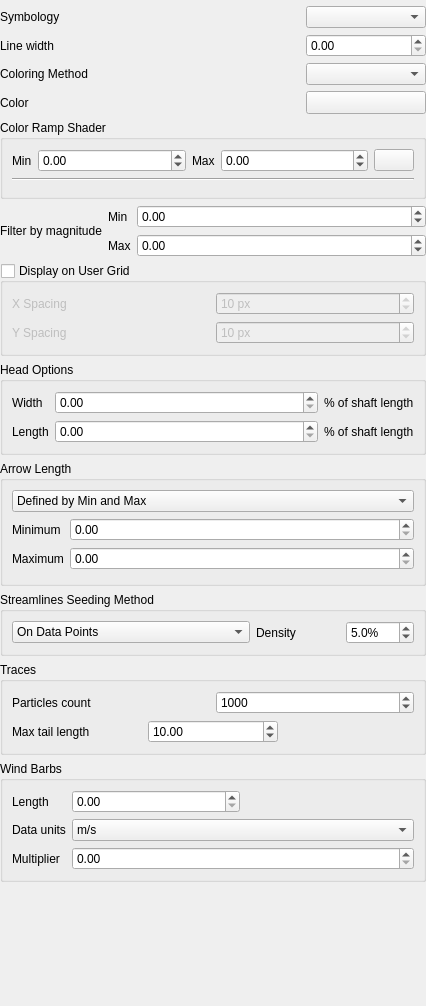
Before: the Qt Designer form src/ui/vectorfield/qgsvectorfieldsettingswidgetbase.ui in qgis/QGIS, drawn with Qt 5.
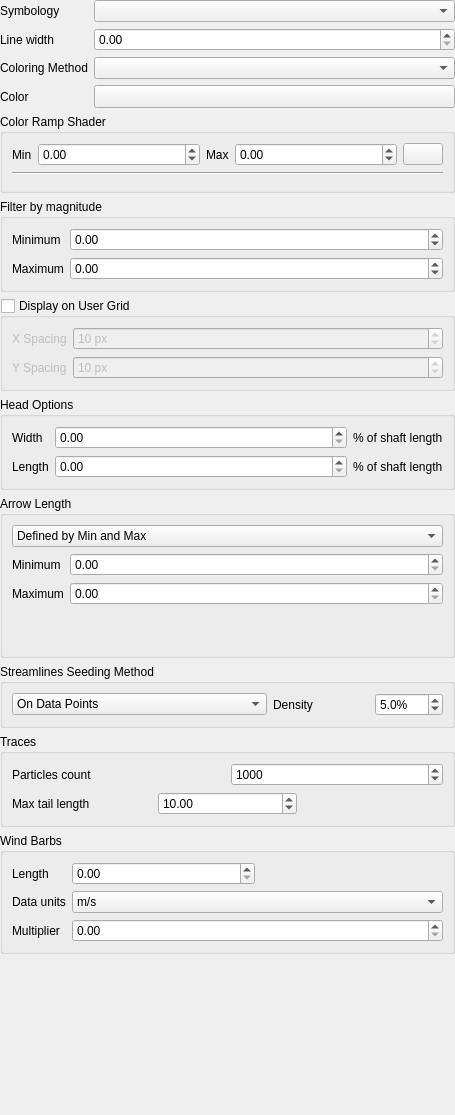
After: the same form once the commit is applied. Icons and pictures are not drawn. Custom widgets are drawn as their Qt base class.

Commit message: Tidy up GUI elements

Diff of the .ui file:
```diff
--- a/src/ui/vectorfield/qgsvectorfieldsettingswidgetbase.ui
+++ b/src/ui/vectorfield/qgsvectorfieldsettingswidgetbase.ui
@@ -6,14 +6,14 @@
    <rect>
     <x>0</x>
     <y>0</y>
-    <width>426</width>
-    <height>1006</height>
+    <width>455</width>
+    <height>1115</height>
    </rect>
   </property>
   <property name="windowTitle">
    <string notr="true">Form</string>
   </property>
-  <layout class="QGridLayout" name="gridLayout">
+  <layout class="QGridLayout" name="gridLayout" columnstretch="0,1">
    <property name="leftMargin">
     <number>0</number>
    </property>
@@ -29,7 +29,7 @@
    <item row="16" column="0">
     <spacer name="verticalSpacer">
      <property name="orientation">
-      <enum>Qt::Vertical</enum>
+      <enum>Qt::Orientation::Vertical</enum>
      </property>
      <property name="sizeHint" stdset="0">
       <size>
@@ -39,59 +39,14 @@
      </property>
     </spacer>
    </item>
-   <item row="7" column="0" colspan="2">
-    <layout class="QGridLayout" name="gridLayout_3">
-     <item row="0" column="0" rowspan="2">
-      <widget class="QLabel" name="filterByMagnitudeLabel">
-       <property name="text">
-        <string>Filter by magnitude</string>
-       </property>
-      </widget>
-     </item>
-     <item row="1" column="1">
-      <widget class="QLabel" name="maximumMagLabel">
-       <property name="text">
-        <string>Max</string>
-       </property>
-      </widget>
-     </item>
-     <item row="1" column="2">
-      <widget class="QgsDoubleSpinBox" name="mMaxMagSpinBox">
-       <property name="sizePolicy">
-        <sizepolicy hsizetype="Expanding" vsizetype="Fixed">
-         <horstretch>0</horstretch>
-         <verstretch>0</verstretch>
-        </sizepolicy>
-       </property>
-       <property name="minimum">
-        <double>-1000000000000000.000000000000000</double>
-       </property>
-       <property name="maximum">
-        <double>1000000000000000.000000000000000</double>
-       </property>
-      </widget>
-     </item>
-     <item row="0" column="1">
-      <widget class="QLabel" name="minimumMagLabel">
-       <property name="text">
-        <string>Min</string>
-       </property>
-      </widget>
-     </item>
-     <item row="0" column="2">
-      <widget class="QgsDoubleSpinBox" name="mMinMagSpinBox">
-       <property name="minimum">
-        <double>-1000000000000000.000000000000000</double>
-       </property>
-       <property name="maximum">
-        <double>1000000000000000.000000000000000</double>
-       </property>
-      </widget>
-     </item>
-    </layout>
-   </item>
    <item row="5" column="1">
     <widget class="QgsColorButton" name="mColorWidget">
+     <property name="sizePolicy">
+      <sizepolicy hsizetype="Expanding" vsizetype="Fixed">
+       <horstretch>0</horstretch>
+       <verstretch>0</verstretch>
+      </sizepolicy>
+     </property>
      <property name="minimumSize">
       <size>
        <width>120</width>
@@ -143,7 +98,7 @@
          </size>
         </property>
         <property name="orientation">
-         <enum>Qt::Horizontal</enum>
+         <enum>Qt::Orientation::Horizontal</enum>
         </property>
        </widget>
       </item>
@@ -205,24 +160,6 @@
    <item row="2" column="1">
     <widget class="QComboBox" name="mSymbologyVectorComboBox"/>
    </item>
-   <item row="1" column="0">
-    <widget class="QWidget" name="widget" native="true">
-     <layout class="QVBoxLayout" name="verticalLayout_5">
-      <property name="leftMargin">
-       <number>0</number>
-      </property>
-      <property name="topMargin">
-       <number>0</number>
-      </property>
-      <property name="rightMargin">
-       <number>0</number>
-      </property>
-      <property name="bottomMargin">
-       <number>0</number>
-      </property>
-     </layout>
-    </widget>
-   </item>
    <item row="11" column="0" colspan="2">
     <widget class="QGroupBox" name="mHeadOptionsGroupBox">
      <property name="title">
@@ -348,7 +285,7 @@
      <property name="checked">
       <bool>false</bool>
      </property>
-     <layout class="QGridLayout" name="gridLayout_2">
+     <layout class="QGridLayout" name="gridLayout_2" columnstretch="0,1">
       <item row="0" column="0">
        <widget class="QLabel" name="xSpacingLabel">
         <property name="text">
@@ -440,7 +377,7 @@
          </size>
         </property>
         <property name="sizeAdjustPolicy">
-         <enum>QComboBox::AdjustToContents</enum>
+         <enum>QComboBox::SizeAdjustPolicy::AdjustToContents</enum>
         </property>
         <item>
          <property name="text">
@@ -571,7 +508,7 @@
      </property>
      <layout class="QVBoxLayout" name="verticalLayout_6">
       <property name="sizeConstraint">
-       <enum>QLayout::SetDefaultConstraint</enum>
+       <enum>QLayout::SizeConstraint::SetDefaultConstraint</enum>
       </property>
       <item>
        <layout class="QHBoxLayout" name="horizontalLayout_6">
@@ -742,6 +679,55 @@
      </layout>
     </widget>
    </item>
+   <item row="7" column="0" colspan="2">
+    <widget class="QGroupBox" name="mMagnitudeFilterGroupBox">
+     <property name="title">
+      <string>Filter by magnitude</string>
+     </property>
+     <layout class="QGridLayout" name="gridLayout_3">
+      <item row="1" column="1">
+       <widget class="QgsDoubleSpinBox" name="mMaxMagSpinBox">
+        <property name="sizePolicy">
+         <sizepolicy hsizetype="Expanding" vsizetype="Fixed">
+          <horstretch>0</horstretch>
+          <verstretch>0</verstretch>
+         </sizepolicy>
+        </property>
+        <property name="minimum">
+         <double>-1000000000000000.000000000000000</double>
+        </property>
+        <property name="maximum">
+         <double>1000000000000000.000000000000000</double>
+        </property>
+       </widget>
+      </item>
+      <item row="1" column="0">
+       <widget class="QLabel" name="maximumMagLabel">
+        <property name="text">
+         <string>Maximum</string>
+        </property>
+       </widget>
+      </item>
+      <item row="0" column="0">
+       <widget class="QLabel" name="minimumMagLabel">
+        <property name="text">
+         <string>Minimum</string>
+        </property>
+       </widget>
+      </item>
+      <item row="0" column="1">
+       <widget class="QgsDoubleSpinBox" name="mMinMagSpinBox">
+        <property name="minimum">
+         <double>-1000000000000000.000000000000000</double>
+        </property>
+        <property name="maximum">
+         <double>1000000000000000.000000000000000</double>
+        </property>
+       </widget>
+      </item>
+     </layout>
+    </widget>
+   </item>
   </layout>
  </widget>
  <customwidgets>
```
Left out of the diff: 1 changed line with no effect on the pictures. The commit also changes 3 other files.
